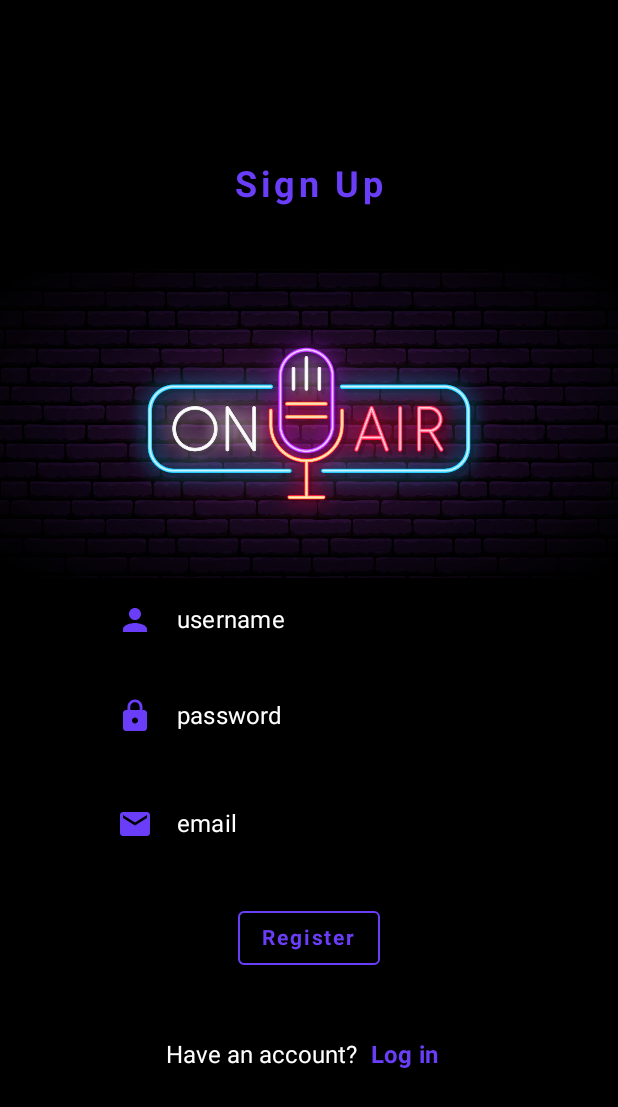
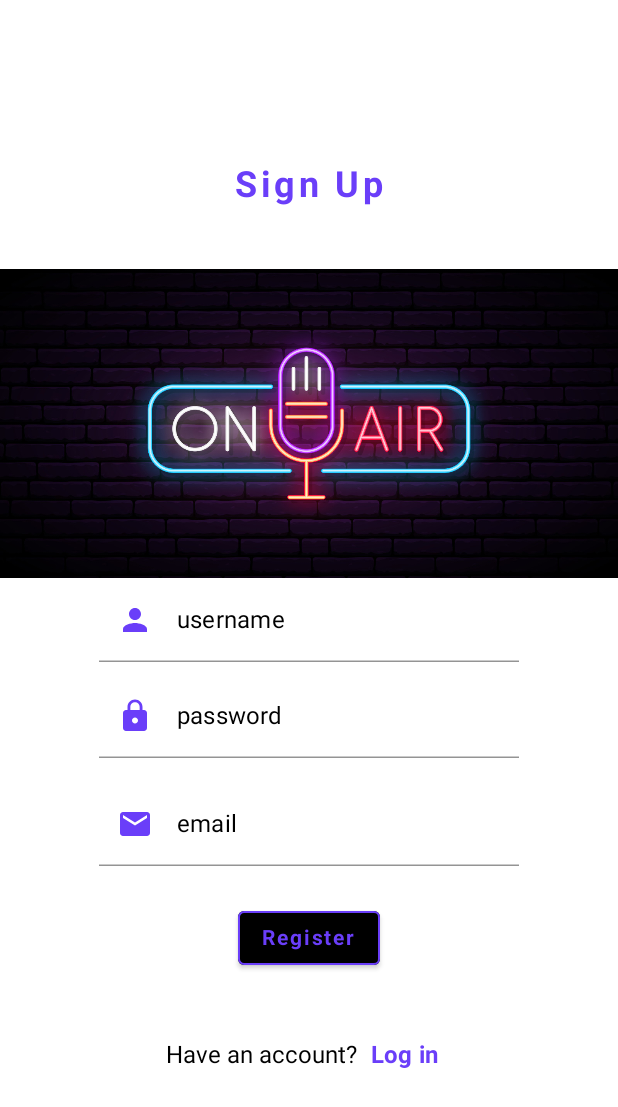
Before and after one commit to Aakash-Sleur/PodcastPlus, an Android app built with Jetpack Compose: the screen it shows after launch (RegistrationActivity), after a tap on "Sign up", on a phone screen of 412 x 824 dp. Shown: the top 1107 px of the screen. Run offline under Robolectric (Android 15) with nearby library versions, the phone set to English and light mode, and no system bars; 1 statement that could not run was skipped; 1 other tap on this screen came first.

Commit message:
first commit

```diff
--- a/app/src/main/java/com/example/podcast/LoginActivity.kt
+++ b/app/src/main/java/com/example/podcast/LoginActivity.kt
@@ -63,13 +63,13 @@ fun LoginScreen(context: Context, databaseHelper: UserDatabaseHelper) {
         modifier = Modifier
             .padding(16.dp)
             .fillMaxWidth(),
-        backgroundColor = Color.Black
+        backgroundColor = Color.White
     ) {
 
 
         Column(
             Modifier
-                .background(Color.Black)
+                .background(Color.White)
                 .fillMaxHeight()
                 .fillMaxWidth()
                 .padding(bottom = 28.dp, start = 28.dp, end = 28.dp),
@@ -112,7 +112,7 @@ fun LoginScreen(context: Context, databaseHelper: UserDatabaseHelper) {
                 placeholder = {
                     Text(
                         text = "username",
-                        color = Color.White
+                        color = Color.Black
                     )
                 },
                 colors = TextFieldDefaults.textFieldColors(
@@ -133,7 +133,7 @@ fun LoginScreen(context: Context, databaseHelper: UserDatabaseHelper) {
                         tint = Color(0xFF6a3ef9)
                     )
                 },
-                placeholder = { Text(text = "password", color = Color.White) },
+                placeholder = { Text(text = "password", color = Color.Black) },
                 visualTransformation = PasswordVisualTransformation(),
                 colors = TextFieldDefaults.textFieldColors(backgroundColor = Color.Transparent)
             )
--- a/app/src/main/java/com/example/podcast/RegisterActivity.kt
+++ b/app/src/main/java/com/example/podcast/RegisterActivity.kt
@@ -58,7 +58,7 @@ fun RegistrationScreen(context: Context, databaseHelper: UserDatabaseHelper) {
 
     Column(
         Modifier
-            .background(Color.Black)
+            .background(Color.White)
             .fillMaxHeight()
             .fillMaxWidth(),
         horizontalAlignment = Alignment.CenterHorizontally,
@@ -93,7 +93,7 @@ fun RegistrationScreen(context: Context, databaseHelper: UserDatabaseHelper) {
             placeholder = {
                 Text(
                     text = "username",
-                    color = Color.White
+                    color = Color.Black
                 )
             },
             colors = TextFieldDefaults.textFieldColors(
@@ -114,7 +114,7 @@ fun RegistrationScreen(context: Context, databaseHelper: UserDatabaseHelper) {
                     tint = Color(0xFF6a3ef9)
                 )
             },
-            placeholder = { Text(text = "password", color = Color.White) },
+            placeholder = { Text(text = "password", color = Color.Black) },
             visualTransformation = PasswordVisualTransformation(),
             colors = TextFieldDefaults.textFieldColors(backgroundColor = Color.Transparent)
         )
@@ -132,7 +132,7 @@ fun RegistrationScreen(context: Context, databaseHelper: UserDatabaseHelper) {
                     tint = Color(0xFF6a3ef9)
                 )
             },
-            placeholder = { Text(text = "email", color = Color.White) },
+            placeholder = { Text(text = "email", color = Color.Black) },
             colors = TextFieldDefaults.textFieldColors(backgroundColor = Color.Transparent)
         )
 
@@ -198,7 +198,7 @@ fun RegistrationScreen(context: Context, databaseHelper: UserDatabaseHelper) {
             verticalAlignment = Alignment.CenterVertically,
             horizontalArrangement = Arrangement.Center
         ) {
-            Text(text = "Have an account?", color = Color.White)
+            Text(text = "Have an account?", color = Color.Black)
 
             TextButton(onClick = {
                 context.startActivity(
```
Also changed, not shown: 2 other files.
